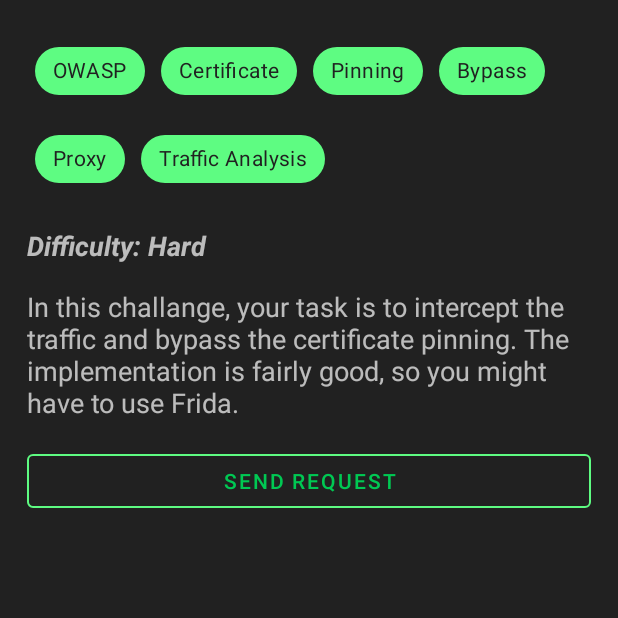
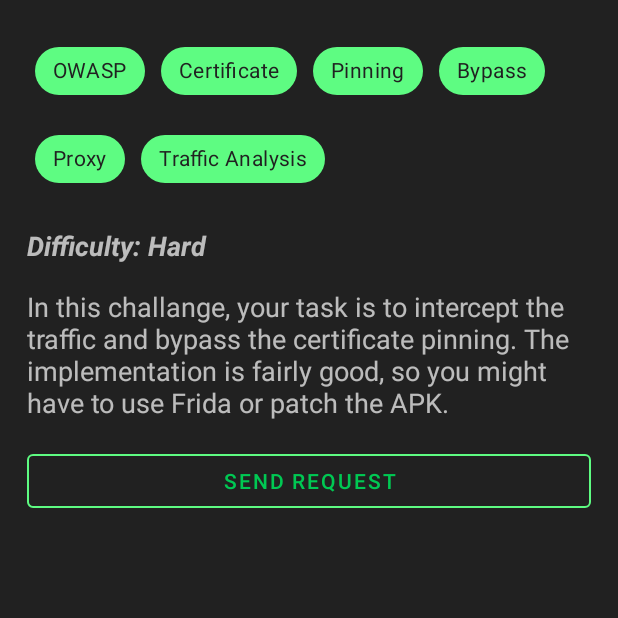
Before and after one commit to t0thkr1s/allsafe, an Android app: the fragment CertificatePinning shown on its own in the app's theme, on a phone screen of 412 x 824 dp, the top half of it. Run offline under Robolectric (Android 15) with nearby library versions, the light colour scheme and no system bars; our stand-ins replace FlexboxLayout.

Commit message:
more detailed task description

```diff
--- a/app/src/main/res/layout/fragment_certificate_pinning.xml
+++ b/app/src/main/res/layout/fragment_certificate_pinning.xml
@@ -96,7 +96,7 @@
             android:layout_marginStart="8dp"
             android:layout_marginTop="16dp"
             android:layout_marginEnd="8dp"
-            android:text="In this challange, your task is to intercept the traffic and bypass the certificate pinning. The implementation is fairly good, so you might have to use Frida."
+            android:text="In this challange, your task is to intercept the traffic and bypass the certificate pinning. The implementation is fairly good, so you might have to use Frida or patch the APK."
             android:textSize="18sp"
             app:layout_constraintEnd_toEndOf="parent"
             app:layout_constraintStart_toStartOf="parent"
```
